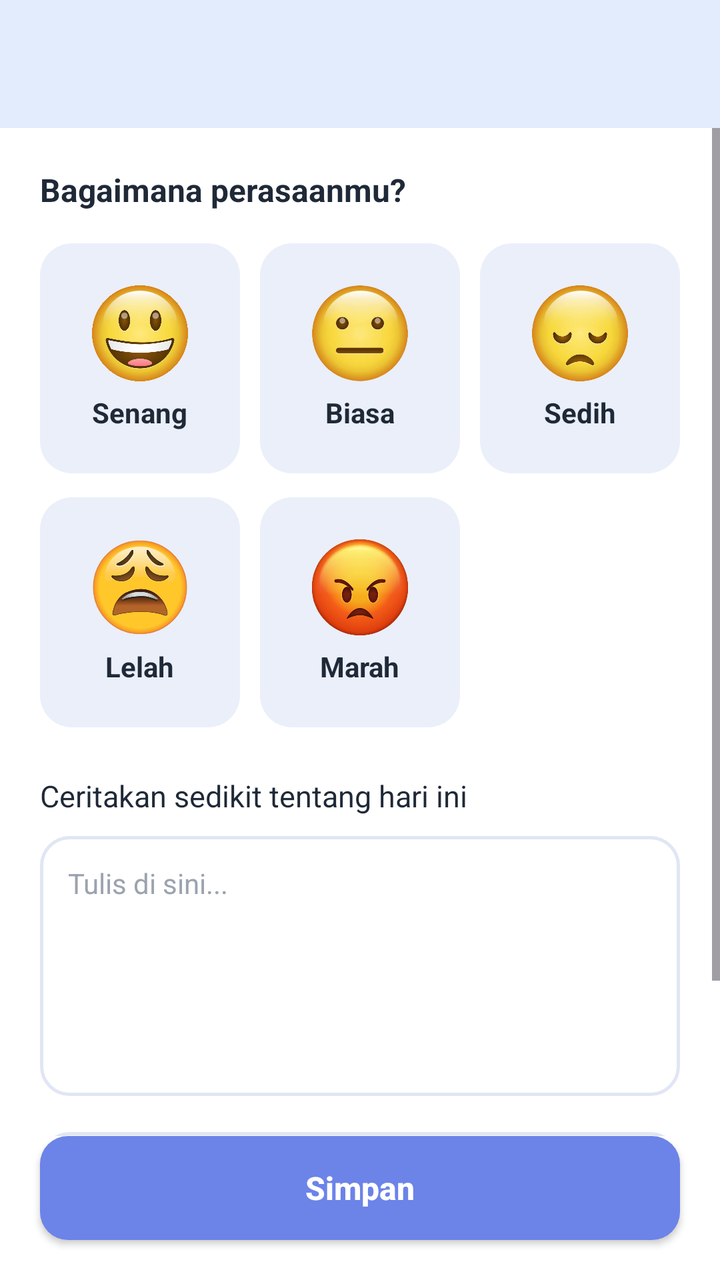
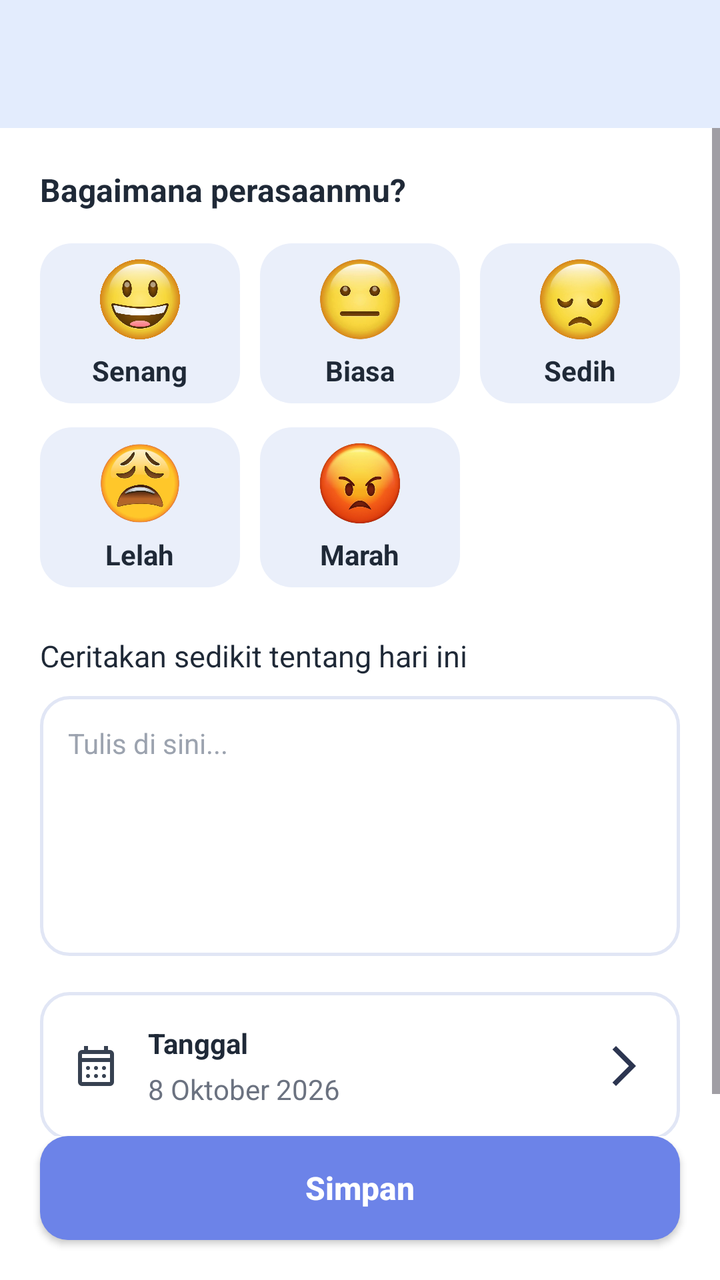

Two renders of the same Android screen: before a commit and after it. Below are the layout's source before the change and the commit's diff.
<!-- AndroidManifest.xml: application theme Theme.Projek_Marcel -->
<!-- res/layout/activity_mood_form.xml -->
<?xml version="1.0" encoding="utf-8"?>
<androidx.constraintlayout.widget.ConstraintLayout xmlns:android="http://schemas.android.com/apk/res/android"
    xmlns:app="http://schemas.android.com/apk/res-auto"
    xmlns:tools="http://schemas.android.com/tools"
    android:layout_width="match_parent"
    android:layout_height="match_parent"
    android:id="@+id/main"
    android:background="#FFFFFF"
    tools:context=".Mood.MoodFormActivity">

    
    <androidx.appcompat.widget.Toolbar
        android:id="@+id/toolbar"
        android:layout_width="match_parent"
        android:layout_height="?attr/actionBarSize"
        android:background="@color/background_color"
        app:subtitleTextColor="@android:color/black"
        app:titleTextColor="@android:color/black" />

    
    <ScrollView
        android:layout_width="match_parent"
        android:layout_height="0dp"
        android:fillViewport="true"
        app:layout_constraintBottom_toTopOf="@id/btnSimpan"
        app:layout_constraintTop_toBottomOf="@id/toolbar">

        <LinearLayout
            android:layout_width="match_parent"
            android:layout_height="wrap_content"
            android:orientation="vertical"
            android:padding="20dp">

            
            <TextView
                android:layout_width="wrap_content"
                android:layout_height="wrap_content"
                android:text="Bagaimana perasaanmu?"
                android:textColor="#1F2937"
                android:textSize="16sp"
                android:textStyle="bold" />

            
            <GridLayout
                android:layout_width="match_parent"
                android:layout_height="wrap_content"
                android:layout_marginTop="16dp"
                android:columnCount="3"
                android:useDefaultMargins="false">

                
                <LinearLayout
                    android:id="@+id/cardSenang"
                    android:layout_width="0dp"
                    android:layout_height="115dp"
                    android:layout_columnWeight="1"
                    android:layout_marginEnd="10dp"
                    android:layout_marginBottom="12dp"
                    android:background="@drawable/selector_mood_card"
                    android:clickable="true"
                    android:focusable="true"
                    android:gravity="center"
                    android:orientation="vertical"
                    android:padding="8dp">

                    <ImageView
                        android:layout_width="48dp"
                        android:layout_height="48dp"
                        android:contentDescription="Senang"
                        android:scaleType="fitCenter"
                        android:src="@drawable/emoji_bahagia" />

                    <TextView
                        android:layout_width="wrap_content"
                        android:layout_height="wrap_content"
                        android:layout_marginTop="6dp"
                        android:text="Senang"
                        android:textColor="#1F2937"
                        android:textSize="14sp"
                        android:textStyle="bold" />
                </LinearLayout>

                
                <LinearLayout
                    android:id="@+id/cardBiasa"
                    android:layout_width="0dp"
                    android:layout_height="115dp"
                    android:layout_columnWeight="1"
                    android:layout_marginHorizontal="5dp"
                    android:layout_marginBottom="12dp"
                    android:background="@drawable/selector_mood_card"
                    android:clickable="true"
                    android:focusable="true"
                    android:gravity="center"
                    android:orientation="vertical"
                    android:padding="8dp">

                    <ImageView
                        android:layout_width="48dp"
                        android:layout_height="48dp"
                        android:contentDescription="Senang"
                        android:scaleType="fitCenter"
                        android:src="@drawable/emoji_biasa" />

                    <TextView
                        android:layout_width="wrap_content"
                        android:layout_height="wrap_content"
                        android:layout_marginTop="6dp"
                        android:text="Biasa"
                        android:textColor="#1F2937"
                        android:textSize="14sp"
                        android:textStyle="bold" />
                </LinearLayout>

                
                <LinearLayout
                    android:id="@+id/cardSedih"
                    android:layout_width="0dp"
                    android:layout_height="115dp"
                    android:layout_columnWeight="1"
                    android:layout_marginStart="10dp"
                    android:layout_marginBottom="12dp"
                    android:background="@drawable/selector_mood_card"
                    android:clickable="true"
                    android:focusable="true"
                    android:gravity="center"
                    android:orientation="vertical"
                    android:padding="8dp">

                    <ImageView
                        android:layout_width="48dp"
                        android:layout_height="48dp"
                        android:contentDescription="Senang"
                        android:scaleType="fitCenter"
                        android:src="@drawable/emoji_sedih" />

                    <TextView
                        android:layout_width="wrap_content"
                        android:layout_height="wrap_content"
                        android:layout_marginTop="6dp"
                        android:text="Sedih"
                        android:textColor="#1F2937"
                        android:textSize="14sp"
                        android:textStyle="bold" />
                </LinearLayout>

                
                <LinearLayout
                    android:id="@+id/cardMenangis"
                    android:layout_width="0dp"
                    android:layout_height="115dp"
                    android:layout_columnWeight="1"
                    android:layout_marginEnd="10dp"
                    android:background="@drawable/selector_mood_card"
                    android:clickable="true"
                    android:focusable="true"
                    android:gravity="center"
                    android:orientation="vertical"
                    android:padding="8dp">

                    <ImageView
                        android:layout_width="48dp"
                        android:layout_height="48dp"
                        android:contentDescription="Senang"
                        android:scaleType="fitCenter"
                        android:src="@drawable/emoji_lelah" />

                    <TextView
                        android:layout_width="wrap_content"
                        android:layout_height="wrap_content"
                        android:layout_marginTop="6dp"
                        android:text="Lelah"
                        android:textColor="#1F2937"
                        android:textSize="14sp"
                        android:textStyle="bold" />
                </LinearLayout>

                
                <LinearLayout
                    android:id="@+id/cardMarah"
                    android:layout_width="0dp"
                    android:layout_height="115dp"
                    android:layout_columnWeight="1"
                    android:layout_marginHorizontal="5dp"
                    android:background="@drawable/selector_mood_card"
                    android:clickable="true"
                    android:focusable="true"
                    android:gravity="center"
                    android:orientation="vertical"
                    android:padding="8dp">

                    <ImageView
                        android:layout_width="48dp"
                        android:layout_height="48dp"
                        android:contentDescription="Senang"
                        android:scaleType="fitCenter"
                        android:src="@drawable/emoji_marah" />

                    <TextView
                        android:layout_width="wrap_content"
                        android:layout_height="wrap_content"
                        android:layout_marginTop="6dp"
                        android:text="Marah"
                        android:textColor="#1F2937"
                        android:textSize="14sp"
                        android:textStyle="bold" />
                </LinearLayout>

                
                <Space
                    android:layout_width="0dp"
                    android:layout_height="115dp"
                    android:layout_columnWeight="1"
                    android:layout_marginStart="10dp" />

            </GridLayout>

            
            <TextView
                android:layout_width="wrap_content"
                android:layout_height="wrap_content"
                android:layout_marginTop="24dp"
                android:text="Ceritakan sedikit tentang hari ini"
                android:textColor="#1F2937"
                android:textSize="15sp" />

            
            <EditText
                android:id="@+id/etCerita"
                android:layout_width="match_parent"
                android:layout_height="130dp"
                android:layout_marginTop="10dp"
                android:background="@drawable/bg_input_box"
                android:gravity="top|start"
                android:hint="Tulis di sini..."
                android:inputType="textMultiLine|textCapSentences"
                android:padding="14dp"
                android:textColor="#1F2937"
                android:textColorHint="#9CA3AF"
                android:textSize="14sp" />

            
            <LinearLayout
                android:id="@+id/layoutTanggal"
                android:layout_width="match_parent"
                android:layout_height="wrap_content"
                android:layout_marginTop="18dp"
                android:background="@drawable/bg_input_box"
                android:clickable="true"
                android:focusable="true"
                android:gravity="center_vertical"
                android:orientation="horizontal"
                android:padding="16dp">

                <ImageView
                    android:layout_width="24dp"
                    android:layout_height="24dp"
                    android:contentDescription="Ikon Kalender"
                    android:src="@drawable/ic_calendar"
                    app:tint="#374151" />

                <LinearLayout
                    android:layout_width="0dp"
                    android:layout_height="wrap_content"
                    android:layout_marginStart="14dp"
                    android:layout_weight="1"
                    android:orientation="vertical">

                    <TextView
                        android:layout_width="wrap_content"
                        android:layout_height="wrap_content"
                        android:text="Tanggal"
                        android:textColor="#1F2937"
                        android:textSize="14sp"
                        android:textStyle="bold" />

                    <TextView
                        android:id="@+id/tvTanggal"
                        android:layout_width="wrap_content"
                        android:layout_height="wrap_content"
                        android:layout_marginTop="4dp"
                        android:text="8 Oktober 2026"
                        android:textColor="#6B7280"
                        android:textSize="14sp" />
                </LinearLayout>

                <ImageView
                    android:layout_width="24dp"
                    android:layout_height="24dp"
                    android:contentDescription="Pilih Tanggal"
                    android:src="@drawable/baseline_arrow_forward_ios_24"
                    app:tint="#2C3550" />
            </LinearLayout>

        </LinearLayout>
    </ScrollView>

    
    <androidx.appcompat.widget.AppCompatButton
        android:id="@+id/btnSimpan"
        android:layout_width="match_parent"
        android:layout_height="52dp"
        android:layout_margin="20dp"
        android:background="@drawable/bg_button_primary_key"
        android:text="Simpan"
        android:textAllCaps="false"
        android:textColor="#FFFFFF"
        android:textSize="16sp"
        android:textStyle="bold"
        app:layout_constraintBottom_toBottomOf="parent" />

</androidx.constraintlayout.widget.ConstraintLayout>
<!-- resources referenced by this layout -->
<resources>
  <color name="background_color">#E3ECFD</color>
  <!-- drawable baseline_arrow_forward_ios_24 (drawable) -->
  <vector xmlns:android="http://schemas.android.com/apk/res/android" android:autoMirrored="true" android:height="24dp" android:tint="#000000" android:viewportHeight="24" android:viewportWidth="24" android:width="24dp">
        
      <path android:fillColor="@android:color/white" android:pathData="M6.23,20.23l1.77,1.77l10,-10l-10,-10l-1.77,1.77l8.23,8.23z"/>
      
  </vector>
  <!-- drawable bg_button_primary_key (drawable) -->
  <?xml version="1.0" encoding="utf-8"?>
  <shape xmlns:android="http://schemas.android.com/apk/res/android"
      android:shape="rectangle">
      <solid android:color="@color/primary_color" />
      <corners android:radius="14dp" />
  </shape>
  <!-- drawable bg_input_box (drawable) -->
  <?xml version="1.0" encoding="utf-8"?>
  <shape xmlns:android="http://schemas.android.com/apk/res/android"
      android:shape="rectangle">
      <solid android:color="#FFFFFF" />
      <stroke
          android:width="1.5dp"
          android:color="#E1E6F5" />
      <corners android:radius="14dp" />
  </shape>
  <!-- drawable selector_mood_card (drawable) -->
  <?xml version="1.0" encoding="utf-8"?>
  <selector xmlns:android="http://schemas.android.com/apk/res/android">
      <item android:drawable="@drawable/bg_mood_card_selected" android:state_selected="true" />
      <item android:drawable="@drawable/bg_mood_card_normal" />
  </selector>
  <style name="Theme.Projek_Marcel" parent="Base.Theme.Projek_Marcel" />
  <color name="primary_color">#6C83E8</color>
  <!-- drawable bg_mood_card_selected (drawable) -->
  <?xml version="1.0" encoding="utf-8"?>
  <shape xmlns:android="http://schemas.android.com/apk/res/android"
      android:shape="rectangle">
      <solid android:color="#DCE4F9" />
      <stroke
          android:width="2dp"
          android:color="#5E7CE2" />
      <corners android:radius="16dp" />
  </shape>
  <!-- drawable bg_mood_card_normal (drawable) -->
  <?xml version="1.0" encoding="utf-8"?>
  <shape xmlns:android="http://schemas.android.com/apk/res/android"
      android:shape="rectangle">
      <solid android:color="#EAEFFA" />
      <corners android:radius="16dp" />
  </shape>
  <style name="Base.Theme.Projek_Marcel" parent="Theme.Material3.DayNight.NoActionBar">
          
          
      </style>
  <!-- unchanged entries left out for length: 6 -->
</resources>

<!-- the commit's change to res/layout/activity_mood_form.xml (unified diff, before → after) -->
@@ -52,7 +52,7 @@
                 <LinearLayout
                     android:id="@+id/cardSenang"
                     android:layout_width="0dp"
-                    android:layout_height="115dp"
+                    android:layout_height="80dp"
                     android:layout_columnWeight="1"
                     android:layout_marginEnd="10dp"
                     android:layout_marginBottom="12dp"
@@ -64,8 +64,8 @@
                     android:padding="8dp">
 
                     <ImageView
-                        android:layout_width="48dp"
-                        android:layout_height="48dp"
+                        android:layout_width="40dp"
+                        android:layout_height="40dp"
                         android:contentDescription="Senang"
                         android:scaleType="fitCenter"
                         android:src="@drawable/emoji_bahagia" />
@@ -84,7 +84,7 @@
                 <LinearLayout
                     android:id="@+id/cardBiasa"
                     android:layout_width="0dp"
-                    android:layout_height="115dp"
+                    android:layout_height="80dp"
                     android:layout_columnWeight="1"
                     android:layout_marginHorizontal="5dp"
                     android:layout_marginBottom="12dp"
@@ -96,8 +96,8 @@
                     android:padding="8dp">
 
                     <ImageView
-                        android:layout_width="48dp"
-                        android:layout_height="48dp"
+                        android:layout_width="40dp"
+                        android:layout_height="40dp"
                         android:contentDescription="Senang"
                         android:scaleType="fitCenter"
                         android:src="@drawable/emoji_biasa" />
@@ -116,7 +116,7 @@
                 <LinearLayout
                     android:id="@+id/cardSedih"
                     android:layout_width="0dp"
-                    android:layout_height="115dp"
+                    android:layout_height="80dp"
                     android:layout_columnWeight="1"
                     android:layout_marginStart="10dp"
                     android:layout_marginBottom="12dp"
@@ -128,8 +128,8 @@
                     android:padding="8dp">
 
                     <ImageView
-                        android:layout_width="48dp"
-                        android:layout_height="48dp"
+                        android:layout_width="40dp"
+                        android:layout_height="40dp"
                         android:contentDescription="Senang"
                         android:scaleType="fitCenter"
                         android:src="@drawable/emoji_sedih" />
@@ -148,7 +148,7 @@
                 <LinearLayout
                     android:id="@+id/cardMenangis"
                     android:layout_width="0dp"
-                    android:layout_height="115dp"
+                    android:layout_height="80dp"
                     android:layout_columnWeight="1"
                     android:layout_marginEnd="10dp"
                     android:background="@drawable/selector_mood_card"
@@ -159,8 +159,8 @@
                     android:padding="8dp">
 
                     <ImageView
-                        android:layout_width="48dp"
-                        android:layout_height="48dp"
+                        android:layout_width="40dp"
+                        android:layout_height="40dp"
                         android:contentDescription="Senang"
                         android:scaleType="fitCenter"
                         android:src="@drawable/emoji_lelah" />
@@ -179,7 +179,7 @@
                 <LinearLayout
                     android:id="@+id/cardMarah"
                     android:layout_width="0dp"
-                    android:layout_height="115dp"
+                    android:layout_height="80dp"
                     android:layout_columnWeight="1"
                     android:layout_marginHorizontal="5dp"
                     android:background="@drawable/selector_mood_card"
@@ -190,8 +190,8 @@
                     android:padding="8dp">
 
                     <ImageView
-                        android:layout_width="48dp"
-                        android:layout_height="48dp"
+                        android:layout_width="40dp"
+                        android:layout_height="40dp"
                         android:contentDescription="Senang"
                         android:scaleType="fitCenter"
                         android:src="@drawable/emoji_marah" />
@@ -209,7 +209,7 @@
                 
                 <Space
                     android:layout_width="0dp"
-                    android:layout_height="115dp"
+                    android:layout_height="80dp"
                     android:layout_columnWeight="1"
                     android:layout_marginStart="10dp" />
 
@@ -288,7 +288,7 @@
                     android:layout_width="24dp"
                     android:layout_height="24dp"
                     android:contentDescription="Pilih Tanggal"
-                    android:src="@drawable/baseline_arrow_forward_ios_24"
+                    android:src="@drawable/ic_forward"
                     app:tint="#2C3550" />
             </LinearLayout>
 
<!-- resource entries referenced after the edit -->
@@ -1,12 +1,6 @@
 <!-- resources referenced by this layout -->
 <resources>
   <color name="background_color">#E3ECFD</color>
-  <!-- drawable baseline_arrow_forward_ios_24 (drawable) -->
-  <vector xmlns:android="http://schemas.android.com/apk/res/android" android:autoMirrored="true" android:height="24dp" android:tint="#000000" android:viewportHeight="24" android:viewportWidth="24" android:width="24dp">
-        
-      <path android:fillColor="@android:color/white" android:pathData="M6.23,20.23l1.77,1.77l10,-10l-10,-10l-1.77,1.77l8.23,8.23z"/>
-      
-  </vector>
   <!-- drawable bg_button_primary_key (drawable) -->
   <?xml version="1.0" encoding="utf-8"?>
   <shape xmlns:android="http://schemas.android.com/apk/res/android"
@@ -24,6 +18,12 @@
           android:color="#E1E6F5" />
       <corners android:radius="14dp" />
   </shape>
+  <!-- drawable ic_forward (drawable) -->
+  <vector xmlns:android="http://schemas.android.com/apk/res/android" android:autoMirrored="true" android:height="24dp" android:tint="#000000" android:viewportHeight="24" android:viewportWidth="24" android:width="24dp">
+        
+      <path android:fillColor="@android:color/white" android:pathData="M6.23,20.23l1.77,1.77l10,-10l-10,-10l-1.77,1.77l8.23,8.23z"/>
+      
+  </vector>
   <!-- drawable selector_mood_card (drawable) -->
   <?xml version="1.0" encoding="utf-8"?>
   <selector xmlns:android="http://schemas.android.com/apk/res/android">
